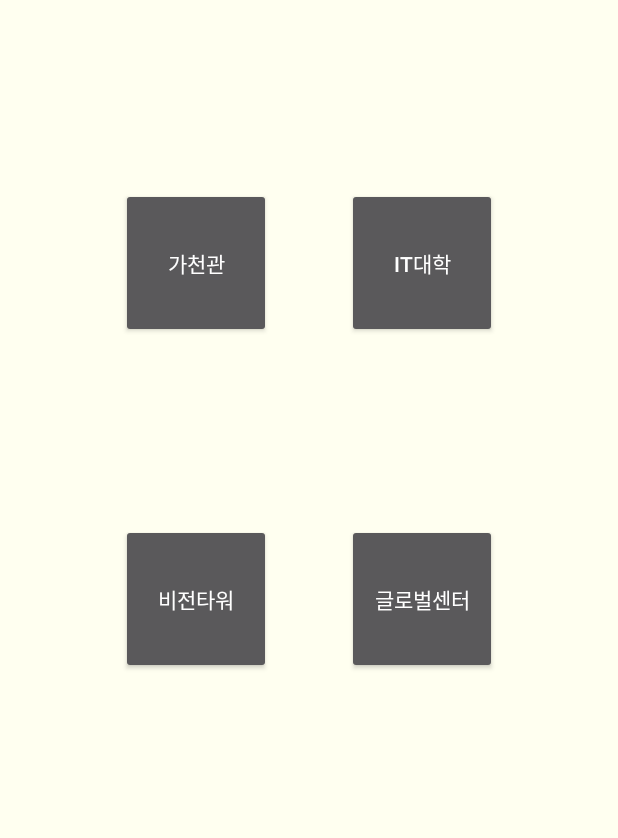
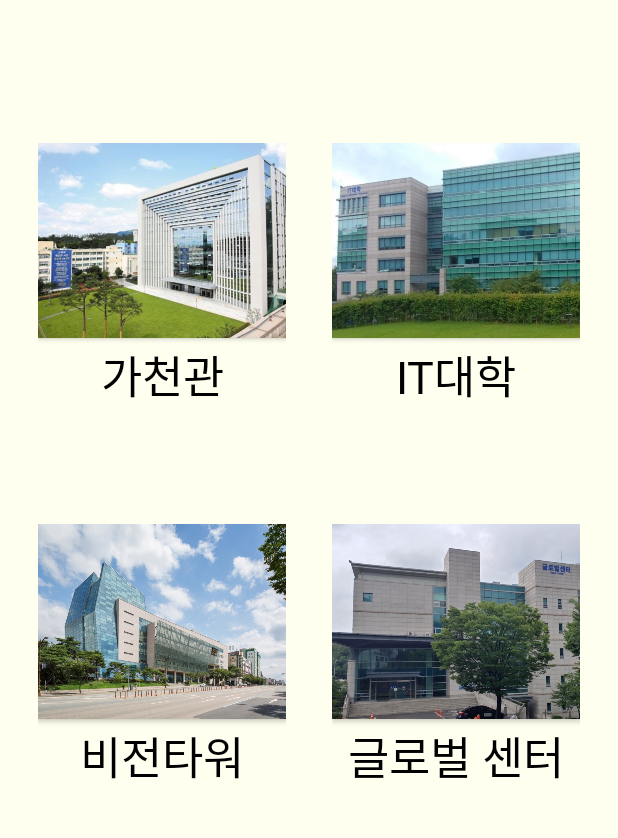
Before and after one commit to bansakdo/Elevator, an Android app: the screen it shows after launch (MainActivity), on a phone screen of 412 x 824 dp, the part 189-1027 px from its top. Run offline under Robolectric (Android 15) with nearby library versions, the phone set to English and light mode, and no system bars.

```diff
--- a/app/src/main/AndroidManifest.xml
+++ b/app/src/main/AndroidManifest.xml
@@ -1,6 +1,9 @@
 <?xml version="1.0" encoding="utf-8"?>
 <manifest xmlns:android="http://schemas.android.com/apk/res/android"
     package="com.example.projectaa">
+    <uses-permission android:name="android.permission.INTERNET"/>
+    <uses-permission android:name="android.permission.ACCESS_NETWORK_STATE"/>
+    <uses-permission android:name="android.permission.ACCESS_WIFI_STATE"/>
 
     <application
         android:allowBackup="true"
--- a/app/src/main/java/com/example/projectaa/MainActivity.java
+++ b/app/src/main/java/com/example/projectaa/MainActivity.java
@@ -6,10 +6,13 @@ import android.os.Bundle;
 import android.support.v7.app.ActionBar;
 import android.support.v7.app.AppCompatActivity;
 import android.support.v7.widget.Toolbar;
+import android.text.Layout;
 import android.view.Menu;
 import android.view.MenuItem;
 import android.view.View;
 import android.widget.Button;
+import android.widget.LinearLayout;
+import android.widget.TextView;
 
 import java.util.ArrayList;
 
@@ -28,12 +31,14 @@ public class MainActivity extends AppCompatActivity{
         Button btnIt = (Button)findViewById(R.id.btnIt);
         Button btnVision = (Button)findViewById(R.id.btnVision);
         Button btnGlobal = (Button)findViewById(R.id.btnGolobal);
+        TextView tvGc = (TextView)findViewById(R.id.tv_main_gc);
 
 
         Toolbar toolbar = findViewById(R.id.tbMain);
         setSupportActionBar(toolbar);                           //toolbar를 액티비티의 appbar로 지정
         ActionBar ab = getSupportActionBar();
 //        getSupportActionBar().setDisplayHomeAsUpEnabled(true);  //뒤로가기 버튼
+
 
 
 
@@ -44,6 +49,14 @@ public class MainActivity extends AppCompatActivity{
                 startActivity(in);
             }
         });
+        tvGc.setOnClickListener(new View.OnClickListener() {
+            @Override
+            public void onClick(View v) {
+                Intent in = new Intent(getApplicationContext(), Gachon.class);
+                startActivity(in);
+            }
+        });
+
 
         btnGlobal.setOnClickListener(new View.OnClickListener() {
             @Override
--- a/app/src/main/res/layout/activity_main.xml
+++ b/app/src/main/res/layout/activity_main.xml
@@ -1,5 +1,6 @@
 <?xml version="1.0" encoding="utf-8"?>
 <LinearLayout xmlns:android="http://schemas.android.com/apk/res/android"
+    xmlns:tools="http://schemas.android.com/tools"
     android:orientation="vertical" android:layout_width="match_parent"
     android:layout_height="match_parent">
 
@@ -24,25 +25,57 @@
         android:layout_height="match_parent"
         android:layout_weight="1"
         android:orientation="horizontal"
-        android:paddingTop="100dp"
+        android:paddingTop="80dp"
+        android:paddingLeft="10dp"
+        android:paddingRight="10dp"
         android:gravity="center_horizontal"
         >
 
+        <LinearLayout
+            android:layout_width="wrap_content"
+            android:layout_height="wrap_content"
+            android:orientation="vertical"
+            android:layout_margin="15dp"
+            android:layout_weight="1">
             <Button
                 android:id="@+id/btnGachon"
-            android:layout_width="100dp"
-            android:layout_height="100dp"
+                android:layout_width="180dp"
+                android:layout_height="130dp"
+                android:background="@drawable/gc"
+                />
+            <TextView
+                android:id="@+id/tv_main_gc"
+                android:layout_width="match_parent"
+                android:layout_height="50dp"
                 android:text="가천관"
-            android:layout_margin="25dp"
+                android:textColor="#000000"
+                android:gravity="center"
+                android:textSize="30dp"
                 />
+            </LinearLayout>
 
+            <LinearLayout
+                android:layout_width="wrap_content"
+                android:layout_height="wrap_content"
+                android:orientation="vertical"
+                android:layout_margin="15dp"
+                android:layout_weight="1">
             <Button
                 android:id="@+id/btnIt"
-            android:layout_width="100dp"
-            android:layout_height="100dp"
+                android:layout_width="180dp"
+                android:layout_height="130dp"
+                android:background="@drawable/it"
+                />
+                <TextView
+                android:id="@+id/tv_main_it"
+                android:layout_width="match_parent"
+                android:layout_height="50dp"
                 android:text="IT대학"
-            android:layout_margin="25dp"
+                android:textColor="#000000"
+                android:gravity="center"
+                android:textSize="30dp"
                 />
+            </LinearLayout>
         </LinearLayout>
 
 
@@ -50,28 +83,63 @@
         android:layout_width="match_parent"
         android:layout_height="match_parent"
         android:layout_weight="1"
+        android:paddingLeft="10dp"
+        android:paddingRight="10dp"
         android:orientation="horizontal"
         android:gravity="center_horizontal"
         >
 
-
+        <LinearLayout
+            android:layout_width="wrap_content"
+            android:layout_height="wrap_content"
+            android:orientation="vertical"
+            android:layout_marginLeft="15dp"
+            android:layout_marginRight="15dp"
+            android:layout_weight="1">
             <Button
                 android:id="@+id/btnVision"
-            android:layout_width="100dp"
-            android:layout_height="100dp"
-            android:text="비전타워"
-            android:layout_marginLeft="25dp"
-            android:layout_marginRight="25dp"
+                android:layout_width="180dp"
+                android:layout_height="130dp"
+                android:background="@drawable/vision"
                 />
 
+            <TextView
+                android:id="@+id/tv_main_vision"
+                android:layout_width="match_parent"
+                android:layout_height="50dp"
+                android:text="비전타워"
+                android:textColor="#000000"
+                android:gravity="center"
+                android:textSize="30dp"
+                />
+        </LinearLayout>
+
+
+
+        <LinearLayout
+            android:layout_width="wrap_content"
+            android:layout_height="wrap_content"
+            android:orientation="vertical"
+            android:layout_marginLeft="15dp"
+            android:layout_marginRight="15dp"
+            android:layout_weight="1">
             <Button
                 android:id="@+id/btnGolobal"
-            android:layout_width="100dp"
-            android:layout_height="100dp"
-            android:text="글로벌센터"
-            android:layout_marginLeft="25dp"
-            android:layout_marginRight="25dp"
+                android:layout_width="180dp"
+                android:layout_height="130dp"
+                android:background="@drawable/global" />
+            <TextView
+                android:id="@+id/tv_main_global"
+                android:layout_width="match_parent"
+                android:layout_height="50dp"
+                android:text="글로벌 센터"
+                android:textColor="#000000"
+                android:gravity="center"
+                android:textSize="30dp"
                 />
+        </LinearLayout>
+
+
 
     </LinearLayout>
 
```
Also changed, not shown: app/src/main/java/com/example/projectaa/Gachon.java (+82 -2 lines), app/src/main/java/com/example/projectaa/TestWebView.java (added, +28 -0 lines), app/src/main/res/layout/web_test.xml (added, +29 -0 lines), app/src/main/res/drawable/gc.jpg (added), app/src/main/res/drawable/global.jpg (added), app/src/main/res/drawable/it.jpg (added), app/src/main/res/drawable/vision.jpg (added). Lines whose indentation alone changed are shown as unchanged.
